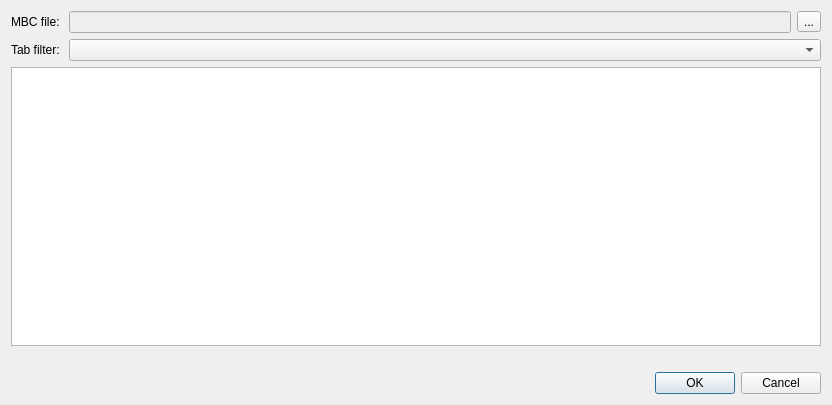
The window that src/dialogs/importmbcdialog.ui (ModbusScope/ModbusScope) describes before a commit, drawn with Qt 5.
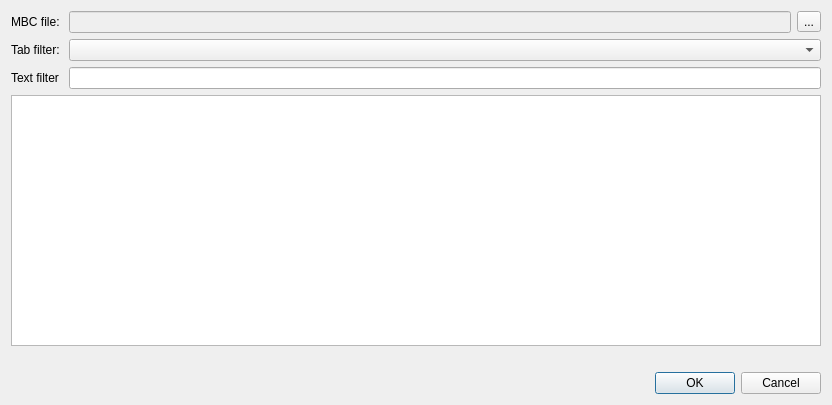
The same window after the commit.

Commit message: Add mbc filter based on description (#97)

The edit to the form file:
```diff
--- a/src/dialogs/importmbcdialog.ui
+++ b/src/dialogs/importmbcdialog.ui
@@ -13,7 +13,7 @@
   <property name="windowTitle">
    <string>Import registers from mbc file</string>
   </property>
-  <layout class="QVBoxLayout" name="verticalLayout">
+  <layout class="QVBoxLayout" name="verticalLayout" stretch="0,1,0,0">
    <item>
     <layout class="QFormLayout" name="formLayout_2">
      <item row="0" column="0">
@@ -57,6 +57,16 @@
      <item row="1" column="1">
       <widget class="QComboBox" name="cmbTabFilter"/>
      </item>
+     <item row="4" column="1">
+      <widget class="QLineEdit" name="lineTextFilter"/>
+     </item>
+     <item row="4" column="0">
+      <widget class="QLabel" name="label_3">
+       <property name="text">
+        <string>Text filter</string>
+       </property>
+      </widget>
+     </item>
     </layout>
    </item>
    <item>
```
Left out of the diff: 4 changed lines with no effect on the pictures. The commit also changes 3 other files.
